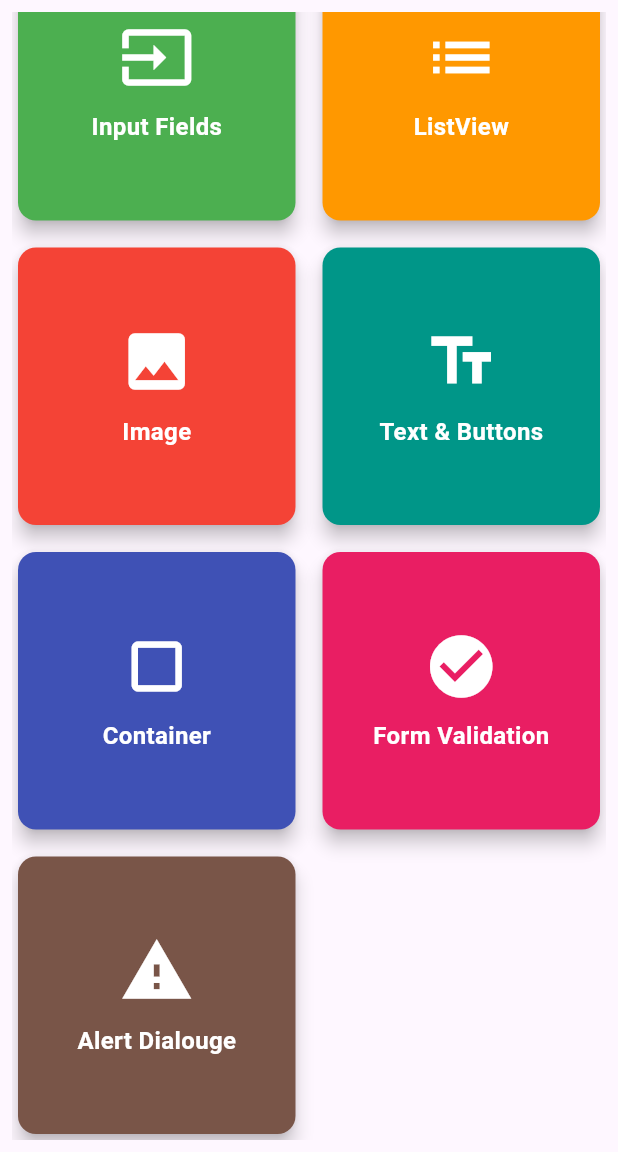
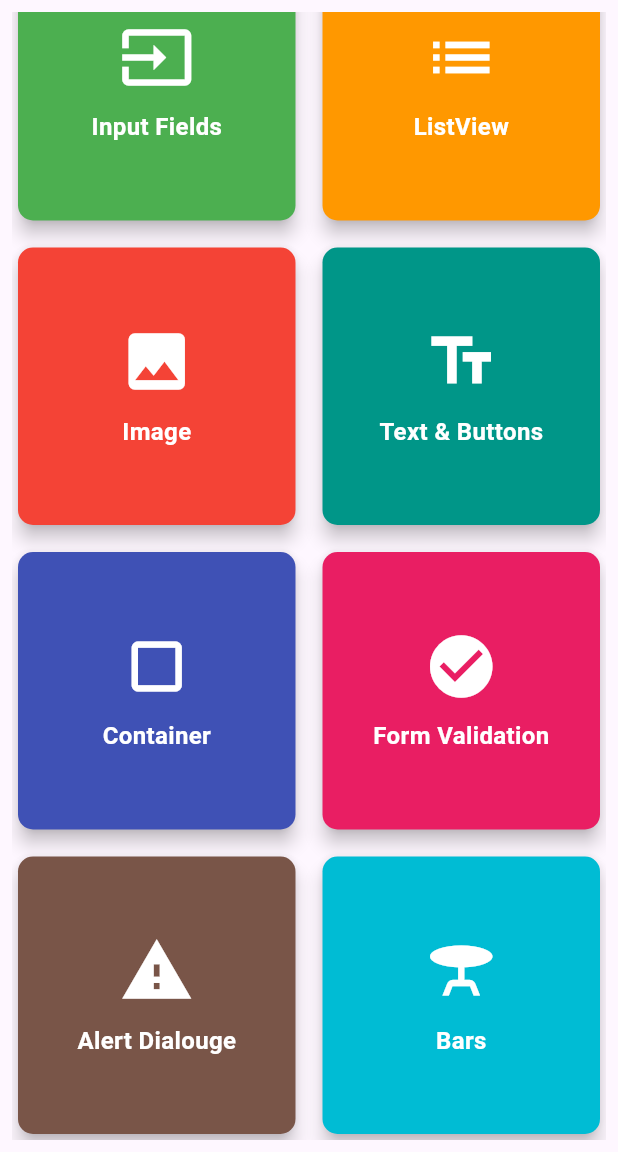
Before and after one commit to sanahid120/Flutter-Basics, a Flutter app: the screen it shows after launch, scrolled down 253 dp, on a phone screen of 412 x 824 dp, the part 84-1236 px from its top. Run offline on Flutter 3.47's test engine with Material 3 defaults, Android fonts, the phone set to English and light mode, and no system bars.

Commit message:
Tab bars

```diff
--- a/lib/homepage.dart
+++ b/lib/homepage.dart
@@ -9,6 +9,7 @@ import 'text_and_buttons.dart';
 import 'container.dart';
 import 'formValidation.dart';
 import 'alert.dart';
+import 'bars.dart';
 
 class MyHomePage extends StatelessWidget {
   const MyHomePage({super.key});
@@ -71,6 +72,12 @@ class MyHomePage extends StatelessWidget {
         'color': Colors.brown,
         'page': const AlertDialougeWidget(),
       },
+      {
+        'text': 'Bars',
+        'icon': Icons.table_bar,
+        'color': Colors.cyan,
+        'page': const BarsWidgets(),
+      },
     ];
 
     return Scaffold(
--- a/lib/main.dart
+++ b/lib/main.dart
@@ -15,8 +15,62 @@ class MyApp extends StatelessWidget {
       debugShowCheckedModeBanner: false,
       title: 'Flutter Basics',
       theme: ThemeData(
+        brightness: Brightness.light,
         inputDecorationTheme: InputDecorationTheme(
           border: OutlineInputBorder(borderRadius: BorderRadius.circular(50)),
+          hintStyle: TextStyle(
+            color: Colors.grey,
+            fontSize: 14,
+            fontWeight: FontWeight.normal,
+          ),
+          focusedBorder: OutlineInputBorder(
+            borderSide: BorderSide(color: Colors.green, width: 2),
+          ),
+          errorStyle: TextStyle(
+            color: Colors.red,
+            fontSize: 14,
+            fontWeight: FontWeight.normal,
+          ),
+        ),
+        elevatedButtonTheme: ElevatedButtonThemeData(
+          style: ElevatedButton.styleFrom(
+            backgroundColor: Colors.green,
+            foregroundColor: Colors.black,
+            shape: RoundedRectangleBorder(
+              borderRadius: BorderRadius.circular(5),
+            ),
+          ),
+        ),
+
+        textTheme: TextTheme(
+          // to use this on text widget, we have to use style: Theme.of(context).textTheme.displayLarge
+          displayLarge: TextStyle(
+            fontSize: 32,
+            fontWeight: FontWeight.bold,
+            color: Colors.black,
+          ),
+          bodyLarge: TextStyle(fontSize: 16, color: Colors.black),
+          bodyMedium: TextStyle(fontSize: 14, color: Colors.black),
+          bodySmall: TextStyle(fontSize: 12, color: Colors.black),
+        ),
+
+        cardTheme: CardThemeData(
+          color: Colors.grey[100],
+          elevation: 5,
+          shape: RoundedRectangleBorder(
+            borderRadius: BorderRadius.circular(10),
+          ),
+        ),
+
+        appBarTheme: AppBarTheme(
+          backgroundColor: Colors.orange,
+          titleTextStyle: TextStyle(
+            color: Colors.white,
+            fontSize: 16,
+            fontStyle: FontStyle.italic,
+            fontWeight: FontWeight.bold,
+          ),
+          centerTitle: true,
         ),
       ),
       home: MyHomePage(),
```
Also changed, not shown: lib/alert.dart (+46 -24 lines), lib/bars.dart (added, +99 -0 lines), lib/image.dart (+6 -4 lines), lib/text_and_buttons.dart (+42 -4 lines).
